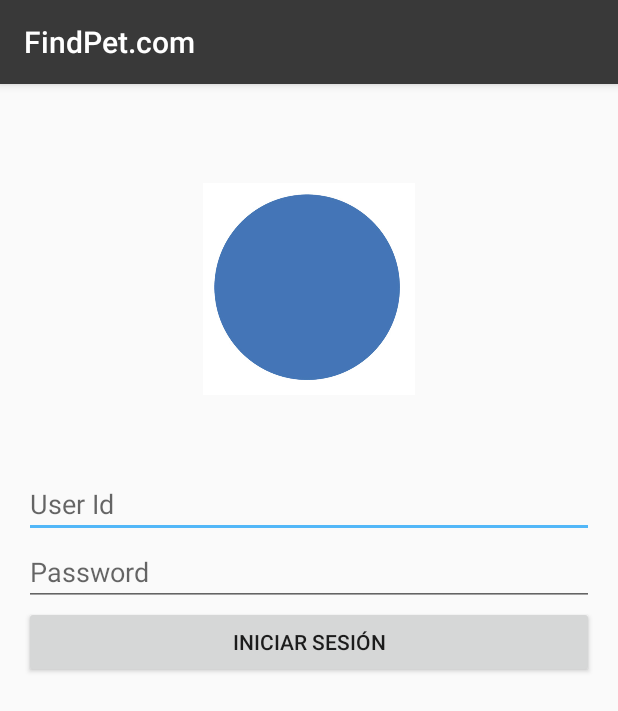
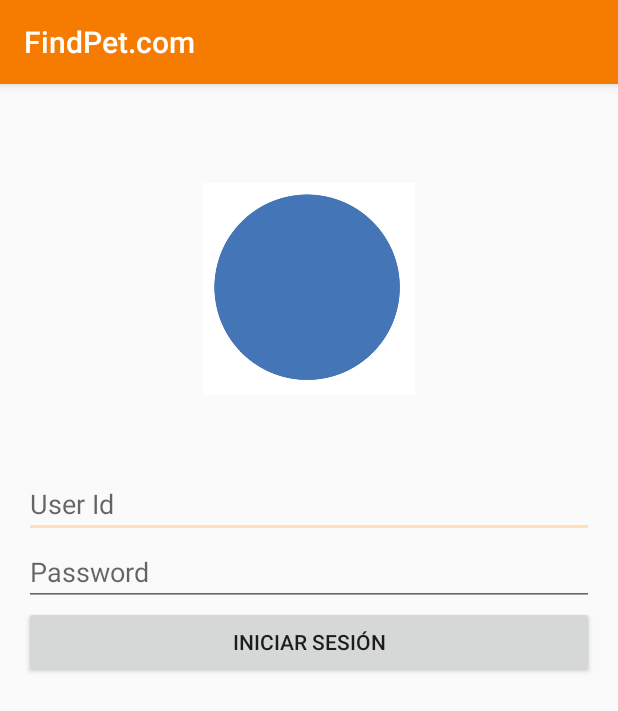
Before and after one commit to iliestefa/Mascotas, an Android app: the screen it shows after launch (Login), on a phone screen of 412 x 824 dp. Shown: the top 711 px of the screen. Run offline under Robolectric (Android 15) with nearby library versions, the phone set to English and light mode, and no system bars.

Commit message:
Colorers

```diff
--- a/FindPet/app/src/main/java/com/example/ilian/findpetcom/adapters/DialogMio.java
+++ b/FindPet/app/src/main/java/com/example/ilian/findpetcom/adapters/DialogMio.java
@@ -226,7 +226,7 @@ public class DialogMio {
         DialogMio d=new DialogMio(myDialog.getContext());
         d.dialog_ima.setImageResource(R.drawable.user);
         d.dialog_nombre.setText(mascota.getPrimer_nombre()+" "+mascota.getSegundo_nombre()+" "+mascota.getPrimer_apellido()+" "+mascota.getSegundo_apellido());
-        d.dialog_desc.setText( mascota.getTelefono());
+        d.dialog_desc.setText("+"+ mascota.getTelefono());
         d.dialog_tipo.setText(mascota.getDireccion());
         d.dialog_sexedad.setHeight(0);
 
@@ -241,7 +241,7 @@ public class DialogMio {
 
             @Override
             public void onClick(View v) {
-                Metodos.abrirWhatsapp("+593"+mascota.getTelefono(),myDialog);
+                Metodos.abrirWhatsapp(mascota.getTelefono(),myDialog);
             }
         });
 
--- /dev/null
+++ b/FindPet/app/src/main/res/drawable/add.xml
@@ -0,0 +1,9 @@
+<vector xmlns:android="http://schemas.android.com/apk/res/android"
+        android:width="24dp"
+        android:height="24dp"
+        android:viewportWidth="24.0"
+        android:viewportHeight="24.0">
+    <path
+        android:fillColor="#FF000000"
+        android:pathData="M13,7h-2v4L7,11v2h4v4h2v-4h4v-2h-4L13,7zM12,2C6.48,2 2,6.48 2,12s4.48,10 10,10 10,-4.48 10,-10S17.52,2 12,2zM12,20c-4.41,0 -8,-3.59 -8,-8s3.59,-8 8,-8 8,3.59 8,8 -3.59,8 -8,8z"/>
+</vector>
--- /dev/null
+++ b/FindPet/app/src/main/res/drawable/mias.xml
@@ -0,0 +1,9 @@
+<vector xmlns:android="http://schemas.android.com/apk/res/android"
+        android:width="24dp"
+        android:height="24dp"
+        android:viewportWidth="24.0"
+        android:viewportHeight="24.0">
+    <path
+        android:fillColor="#FF000000"
+        android:pathData="M10,20v-6h4v6h5v-8h3L12,3 2,12h3v8z"/>
+</vector>
--- /dev/null
+++ b/FindPet/app/src/main/res/drawable/perdidas.xml
@@ -0,0 +1,9 @@
+<vector xmlns:android="http://schemas.android.com/apk/res/android"
+        android:width="24dp"
+        android:height="24dp"
+        android:viewportWidth="24.0"
+        android:viewportHeight="24.0">
+    <path
+        android:fillColor="#FF000000"
+        android:pathData="M20,19.59V8l-6,-6H6c-1.1,0 -1.99,0.9 -1.99,2L4,20c0,1.1 0.89,2 1.99,2H18c0.45,0 0.85,-0.15 1.19,-0.4l-4.43,-4.43c-0.8,0.52 -1.74,0.83 -2.76,0.83 -2.76,0 -5,-2.24 -5,-5s2.24,-5 5,-5 5,2.24 5,5c0,1.02 -0.31,1.96 -0.83,2.75L20,19.59zM9,13c0,1.66 1.34,3 3,3s3,-1.34 3,-3 -1.34,-3 -3,-3 -3,1.34 -3,3z"/>
+</vector>
--- /dev/null
+++ b/FindPet/app/src/main/res/drawable/perfil.xml
@@ -0,0 +1,9 @@
+<vector xmlns:android="http://schemas.android.com/apk/res/android"
+        android:width="24dp"
+        android:height="24dp"
+        android:viewportWidth="24.0"
+        android:viewportHeight="24.0">
+    <path
+        android:fillColor="#FF000000"
+        android:pathData="M12,12c2.21,0 4,-1.79 4,-4s-1.79,-4 -4,-4 -4,1.79 -4,4 1.79,4 4,4zM12,14c-2.67,0 -8,1.34 -8,4v2h16v-2c0,-2.66 -5.33,-4 -8,-4z"/>
+</vector>
--- /dev/null
+++ b/FindPet/app/src/main/res/drawable/salir.xml
@@ -0,0 +1,9 @@
+<vector xmlns:android="http://schemas.android.com/apk/res/android"
+        android:width="24dp"
+        android:height="24dp"
+        android:viewportWidth="24.0"
+        android:viewportHeight="24.0">
+    <path
+        android:fillColor="#FF000000"
+        android:pathData="M21,3.01H3c-1.1,0 -2,0.9 -2,2V9h2V4.99h18v14.03H3V15H1v4.01c0,1.1 0.9,1.98 2,1.98h18c1.1,0 2,-0.88 2,-1.98v-14c0,-1.11 -0.9,-2 -2,-2zM11,16l4,-4 -4,-4v3H1v2h10v3z"/>
+</vector>
--- a/FindPet/app/src/main/res/layout/activity_inicio.xml
+++ b/FindPet/app/src/main/res/layout/activity_inicio.xml
@@ -18,11 +18,12 @@
 </FrameLayout>
 
     <android.support.design.widget.NavigationView
+        app:headerLayout="@layout/header"
         android:layout_width="wrap_content"
         android:layout_height="match_parent"
         android:layout_gravity="start"
-        android:background="@color/colorAccent"
-        app:itemTextColor="@color/backgroundfragment"
+
+
         android:id="@+id/nv"
         app:menu="@menu/menu"
         ></android.support.design.widget.NavigationView>
--- a/FindPet/app/src/main/res/layout/adopcion_fragment.xml
+++ b/FindPet/app/src/main/res/layout/adopcion_fragment.xml
@@ -5,7 +5,7 @@
     android:id="@+id/linearLayout"
     android:layout_width="match_parent"
     android:layout_height="match_parent"
-    android:background="@color/backgroundfragment">
+    >
 
     <LinearLayout
         android:layout_width="match_parent"
--- a/FindPet/app/src/main/res/layout/dialognuevoduenio.xml
+++ b/FindPet/app/src/main/res/layout/dialognuevoduenio.xml
@@ -10,7 +10,7 @@
         android:layout_width="320dp"
         android:layout_height="164dp"
         android:layout_marginTop="50dp"
-        android:background="#232323"
+        android:background="@color/backgroundfragment"
         android:gravity="center_horizontal"
         android:orientation="vertical">
 
--- a/FindPet/app/src/main/res/layout/item_mascota.xml
+++ b/FindPet/app/src/main/res/layout/item_mascota.xml
@@ -31,7 +31,7 @@
                 android:layout_width="119dp"
                 android:layout_height="wrap_content"
                 android:text="Nombre:"
-                android:textColor="#ffffff"
+
                 android:textStyle="bold" />
 
             <TextView
@@ -50,7 +50,7 @@
             android:layout_height="wrap_content"
             android:paddingTop="5dp"
             android:text="TextView"
-            android:textColor="?android:attr/detailsElementBackground"
+
             android:textSize="10sp" />
 
     </LinearLayout>
--- a/FindPet/app/src/main/res/menu/menu.xml
+++ b/FindPet/app/src/main/res/menu/menu.xml
@@ -3,20 +3,26 @@
     xmlns:android="http://schemas.android.com/apk/res/android">
     <item
         android:id="@+id/mnuAdopcion"
-        android:title="Mascotas en Adopción" />
+        android:title="Mascotas en Adopción"
+        android:icon="@drawable/mias"/>
     <item
         android:id="@+id/mnuPerdidas"
-        android:title="Mascotas Perdidas" />
+        android:title="Mascotas Perdidas"
+        android:icon="@drawable/perdidas"/>
     <item
         android:id="@+id/mnuMias"
-        android:title="Mascotas Mias" />
+        android:title="Mascotas Mias"
+        android:icon="@drawable/mias"/>
     <item
         android:id="@+id/mnuAddPet"
-        android:title="Añadir Mascota" />
+        android:title="Añadir Mascota"
+        android:icon="@drawable/add"/>
     <item
         android:id="@+id/mnuPerfil"
-        android:title="Ver Perfil" />
+        android:title="Ver Perfil"
+        android:icon="@drawable/perfil"/>
     <item
         android:id="@+id/mnuCerrar"
-        android:title="CerrarSesion" />
+        android:title="CerrarSesion"
+        android:icon="@drawable/salir"/>
 </menu>
--- a/FindPet/app/src/main/res/values/colors.xml
+++ b/FindPet/app/src/main/res/values/colors.xml
@@ -1,7 +1,8 @@
 <?xml version="1.0" encoding="utf-8"?>
 <resources>
-    <color name="colorPrimary">#393939</color>
-    <color name="colorPrimaryDark">#2f2f2f</color>
-    <color name="colorAccent">#52b7f8</color>
-    <color name="backgroundfragment">#2b2b2b</color>
+    <color name="colorPrimary">#f57c00</color>
+    <color name="colorPrimaryDark">#f57c00</color>
+    <color name="colorAccent">#ffe0b2</color>
+    <color name="backgroundfragment">#f57c00</color>
+    <color name="dialog">#ffa726</color>
 </resources>
```
Also changed, not shown: FindPet/app/src/main/res/drawable/adpcion.xml (added, +21 -0 lines), FindPet/app/src/main/res/layout/dialog_adoptar.xml (+13 -9 lines), FindPet/app/src/main/res/layout/header.xml (added, +43 -0 lines), FindPet/app/src/main/res/drawable/fondo.jpg (added).
